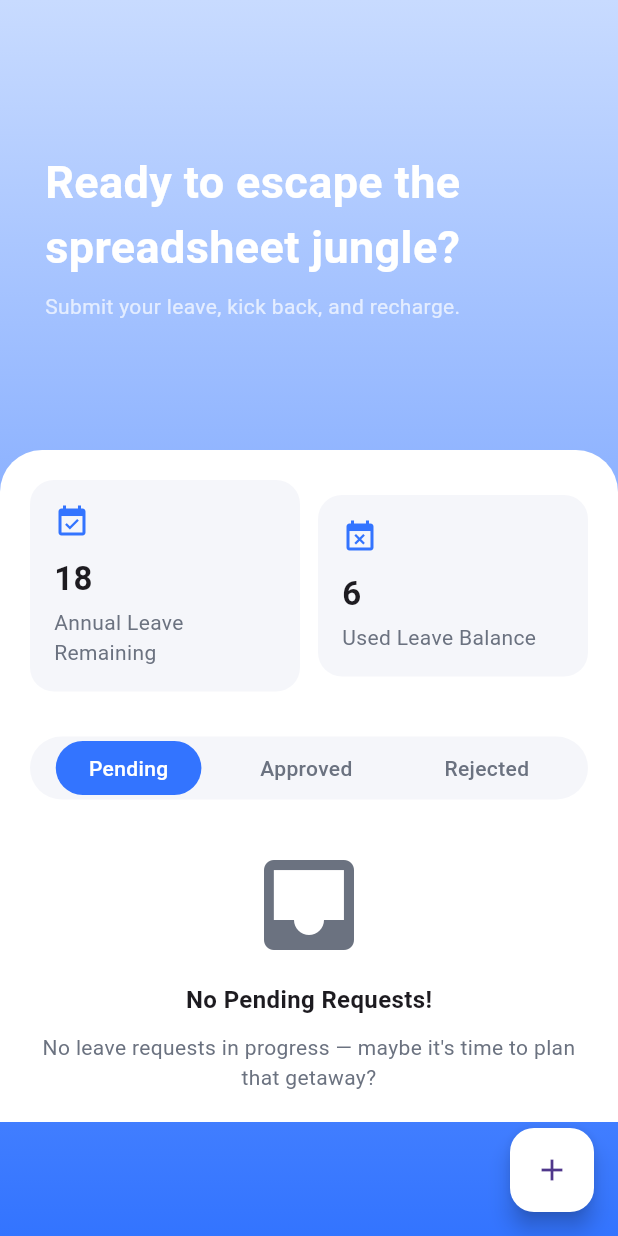
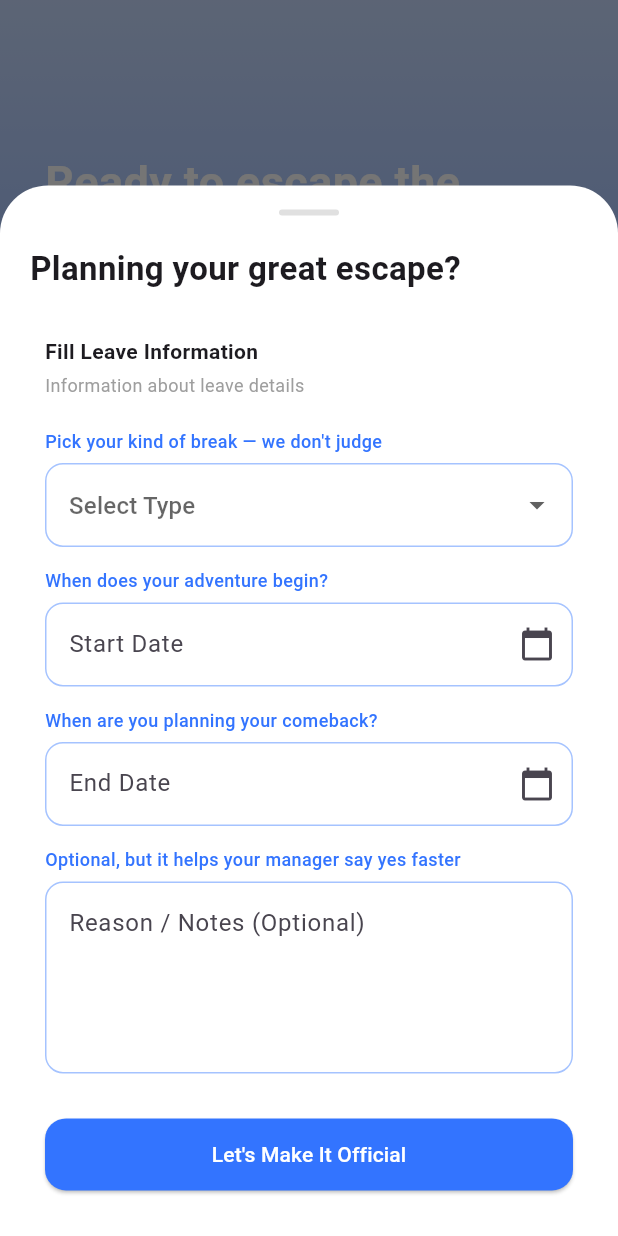
Before and after one commit to ajainoffbeat/offbeat-flutter-ems, a Flutter app: the LeaveScreen screen opened by its route, after a tap on the "add" icon, on a phone screen of 412 x 824 dp. Run offline on Flutter 3.47's test engine with Material 3 defaults, Android fonts, the phone set to English and light mode, and no system bars; our stand-ins replace flutter_spinkit.

Commit message:
fixed leave dashboard screen and added leave_apply_sheet

```diff
--- /dev/null
+++ b/lib/app/leaves/leave_apply_sheet.dart
@@ -0,0 +1,196 @@
+import 'package:ems_offbeat/theme/app_theme.dart';
+import 'package:flutter/material.dart';
+
+class LeaveApplySheet extends StatelessWidget {
+  const LeaveApplySheet({super.key});
+
+  @override
+  Widget build(BuildContext context) {
+    return DraggableScrollableSheet(
+      initialChildSize: 0.85,
+      maxChildSize: 0.95,
+      minChildSize: 0.6,
+      builder: (context, scrollController) {
+        return Container(
+          padding: const EdgeInsets.symmetric(horizontal: 20, vertical: 16),
+          decoration: const BoxDecoration(
+            color: Colors.white,
+            borderRadius: BorderRadius.vertical(top: Radius.circular(32)),
+          ),
+          child: SingleChildScrollView(
+            controller: scrollController,
+            child: Column(
+              crossAxisAlignment: CrossAxisAlignment.start,
+              children: [
+                _dragHandle(),
+                const SizedBox(height: 20),
+
+                const Text(
+                  "Planning your great escape?",
+                  style: TextStyle(
+                    fontSize: 22,
+                    fontWeight: FontWeight.w600,
+                  ),
+                ),
+
+                const SizedBox(height: 20),
+                _formCard(),
+              ],
+            ),
+          ),
+        );
+      },
+    );
+  }
+
+  Widget _dragHandle() {
+    return Center(
+      child: Container(
+        width: 40,
+        height: 4,
+        decoration: BoxDecoration(
+          color: Colors.grey.shade300,
+          borderRadius: BorderRadius.circular(8),
+        ),
+      ),
+    );
+  }
+
+  Widget _formCard() {
+    return Container(
+      padding: const EdgeInsets.all(10),
+      decoration: BoxDecoration(
+        color: AppThemeData.surface,
+        borderRadius: BorderRadius.circular(20),
+      ),
+      child: Column(
+        crossAxisAlignment: CrossAxisAlignment.start,
+        children: [
+          const Text(
+            "Fill Leave Information",
+            style: TextStyle(fontWeight: FontWeight.w600),
+          ),
+          const SizedBox(height: 4),
+          const Text(
+            "Information about leave details",
+            style: TextStyle(fontSize: 12, color: Colors.grey),
+          ),
+
+          const SizedBox(height: 20),
+
+          _dropdownField("Pick your kind of break — we don't judge"),
+          const SizedBox(height: 14),
+
+          _dateField("When does your adventure begin?", "Start Date"),
+          const SizedBox(height: 14),
+
+          _dateField("When are you planning your comeback?", "End Date"),
+          const SizedBox(height: 14),
+
+          _textArea(),
+          const SizedBox(height: 30),
+
+          _submitButton(),
+        ],
+      ),
+    );
+  }
+
+  Widget _dropdownField(String label) {
+    return Column(
+      crossAxisAlignment: CrossAxisAlignment.start,
+      children: [
+        Text(label, style: _labelStyle()),
+        const SizedBox(height: 6),
+        DropdownButtonFormField(
+          decoration: _inputDecoration("Select Type"),
+          items: const [
+            DropdownMenuItem(value: "Full day", child: Text("Full day")),
+            DropdownMenuItem(value: "Half day", child: Text("Half day")),
+            DropdownMenuItem(value: "Short day", child: Text("Short day")),
+          ],
+          onChanged: (_) {},
+        ),
+      ],
+    );
+  }
+
+  Widget _dateField(String label, String hint) {
+    return Column(
+      crossAxisAlignment: CrossAxisAlignment.start,
+      children: [
+        Text(label, style: _labelStyle()),
+        const SizedBox(height: 6),
+        TextFormField(
+          readOnly: true,
+          decoration: _inputDecoration(hint).copyWith(
+            suffixIcon: const Icon(Icons.calendar_today),
+          ),
+        ),
+      ],
+    );
+  }
+
+  Widget _textArea() {
+    return Column(
+      crossAxisAlignment: CrossAxisAlignment.start,
+      children: [
+        Text(
+          "Optional, but it helps your manager say yes faster",
+          style: _labelStyle(),
+        ),
+        const SizedBox(height: 6),
+        TextFormField(
+          maxLines: 4,
+          decoration: _inputDecoration("Reason / Notes (Optional)"),
+        ),
+      ],
+    );
+  }
+
+  Widget _submitButton() {
+    return SizedBox(
+      width: double.infinity,
+      height: 48,
+      child: ElevatedButton(
+        style: ElevatedButton.styleFrom(
+          backgroundColor: AppThemeData.primary500,
+          shape: RoundedRectangleBorder(
+            borderRadius: BorderRadius.circular(14),
+          ),
+        ),
+        onPressed: () {},
+        child: const Text(
+          "Let's Make It Official",
+          style: TextStyle(color: Colors.white),
+        ),
+      ),
+    );
+  }
+
+  InputDecoration _inputDecoration(String hint) {
+    return InputDecoration(
+      hintText: hint,
+      border: OutlineInputBorder(
+        borderRadius: BorderRadius.circular(12),
+        borderSide: BorderSide(color: AppThemeData.primary200),
+      ),
+      enabledBorder: OutlineInputBorder(
+        borderRadius: BorderRadius.circular(12),
+        borderSide: BorderSide(color: AppThemeData.primary200),
+      ),
+      focusedBorder: OutlineInputBorder(
+        borderRadius: BorderRadius.circular(12),
+        borderSide: BorderSide(color: AppThemeData.primary500),
+      ),
+    );
+  }
+
+  TextStyle _labelStyle() {
+    return TextStyle(
+      fontSize: 12,
+      fontWeight: FontWeight.w500,
+      color: AppThemeData.primary500,
+    );
+  }
+}
--- a/lib/app/leaves/leave_dashboard_screen.dart
+++ b/lib/app/leaves/leave_dashboard_screen.dart
@@ -1,3 +1,4 @@
+import 'package:ems_offbeat/app/leaves/leave_apply_sheet.dart';
 import 'package:ems_offbeat/theme/app_theme.dart';
 import 'package:ems_offbeat/widgets/empty_state.dart';
 import 'package:ems_offbeat/widgets/leave_summary_card.dart';
@@ -5,21 +6,37 @@ import 'package:ems_offbeat/widgets/status_tab.dart';
 import 'package:flutter/material.dart';
 
 class LeaveScreen extends StatelessWidget {
+
+
+ void _openLeaveApplySheet(BuildContext context) {
+  showModalBottomSheet(
+    context: context,
+    isScrollControlled: true,
+    backgroundColor: Colors.transparent,
+    builder: (_) => const LeaveApplySheet(),
+  );
+}
+
   const LeaveScreen({super.key});
-
   @override
   Widget build(BuildContext context) {
+
     return Scaffold(
       backgroundColor: AppThemeData.primary500,
       floatingActionButton: FloatingActionButton(
-        backgroundColor: AppThemeData.surface,
-        child: const Icon(Icons.add),
-        onPressed: () {},
+        backgroundColor: AppThemeData.primary500,
+        child: const Icon(
+          Icons.add,
+          color: Colors.white,
+        ),
+        onPressed: () {
+            _openLeaveApplySheet(context);
+        },
       ),
       body: Stack(
         children: [
           _buildHeader(),
-          _buildContent(),
+          _buildContent(context),
         ],
       ),
     );
@@ -51,16 +68,18 @@ class LeaveScreen extends StatelessWidget {
           SizedBox(height: 8),
           Text(
             "Submit your leave, kick back, and recharge.",
-            style: TextStyle(color: Colors.white70),
+            style: TextStyle(color: Color.fromARGB(179, 248, 248, 248)),
           ),
         ],
       ),
     );
   }
 
-  Widget _buildContent() {
+  Widget _buildContent(BuildContext context) {
+    final screenHeight = MediaQuery.of(context).size.height;
     return Positioned(
       top: 300,
+      height: screenHeight - 300,
       left: 0,
       right: 0,
       child: Container(
```
